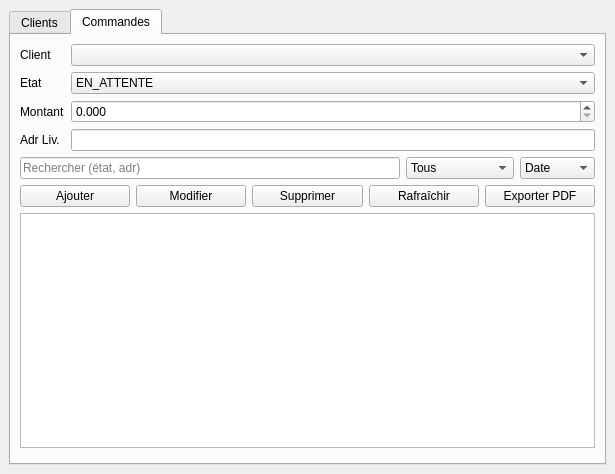
Above: mainwindow.ui from Nadhir13/projet_logi before the change. Below: the same form after it.
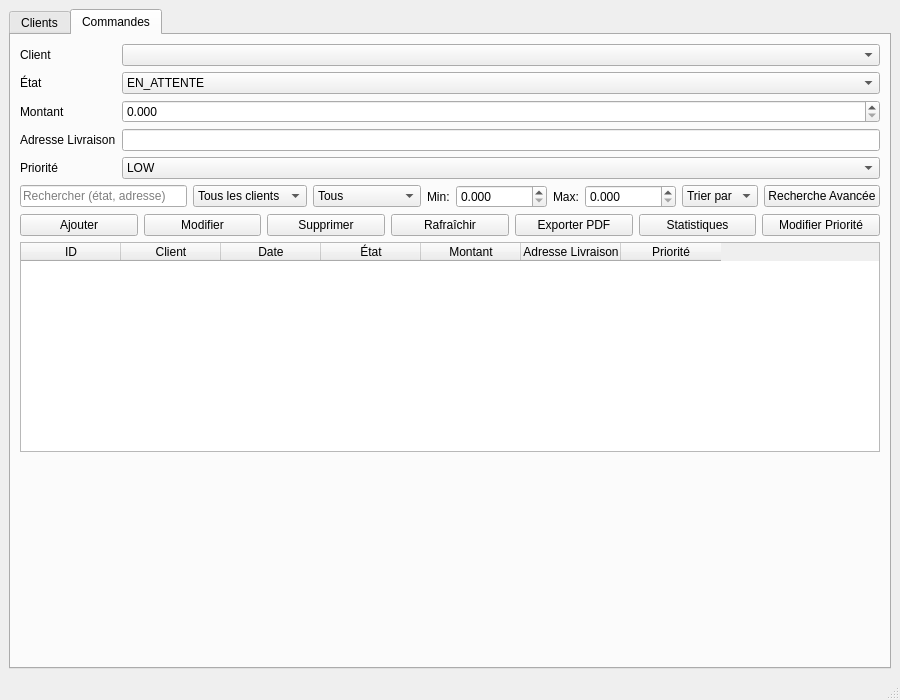
That is the form after the change. The open tabs and pages were chosen to show the change.

What changed in the file:
```diff
--- a/mainwindow.ui
+++ b/mainwindow.ui
@@ -6,8 +6,8 @@
    <rect>
     <x>0</x>
     <y>0</y>
-    <width>615</width>
-    <height>474</height>
+    <width>900</width>
+    <height>700</height>
    </rect>
   </property>
   <property name="windowTitle">
@@ -192,7 +192,7 @@
           <item row="1" column="0">
            <widget class="QLabel" name="lblEtat">
             <property name="text">
-             <string>Etat</string>
+             <string>État</string>
             </property>
            </widget>
           </item>
@@ -232,18 +232,52 @@
             <property name="decimals">
              <number>3</number>
             </property>
+            <property name="maximum">
+             <double>1000000.000000000000000</double>
+            </property>
            </widget>
           </item>
           <item row="3" column="0">
            <widget class="QLabel" name="lblAdrLiv">
             <property name="text">
-             <string>Adr Liv.</string>
+             <string>Adresse Livraison</string>
             </property>
            </widget>
           </item>
           <item row="3" column="1">
            <widget class="QLineEdit" name="leAdrLiv"/>
           </item>
+          <item row="4" column="0">
+           <widget class="QLabel" name="lblPriority">
+            <property name="text">
+             <string>Priorité</string>
+            </property>
+           </widget>
+          </item>
+          <item row="4" column="1">
+           <widget class="QComboBox" name="cbPriority">
+            <item>
+             <property name="text">
+              <string>LOW</string>
+             </property>
+            </item>
+            <item>
+             <property name="text">
+              <string>NORMAL</string>
+             </property>
+            </item>
+            <item>
+             <property name="text">
+              <string>HIGH</string>
+             </property>
+            </item>
+            <item>
+             <property name="text">
+              <string>URGENT</string>
+             </property>
+            </item>
+           </widget>
+          </item>
          </layout>
         </item>
         <item>
@@ -251,24 +285,115 @@
           <item>
            <widget class="QLineEdit" name="leSearchOrder">
             <property name="placeholderText">
-             <string>Rechercher (état, adr)</string>
+             <string>Rechercher (état, adresse)</string>
             </property>
            </widget>
           </item>
+          <item>
+           <widget class="QComboBox" name="cbClientFilter">
+            <item>
+             <property name="text">
+              <string>Tous les clients</string>
+             </property>
+            </item>
+           </widget>
+          </item>
           <item>
            <widget class="QComboBox" name="cbEtatFilter">
-            <item><property name="text"><string>Tous</string></property></item>
-            <item><property name="text"><string>EN_ATTENTE</string></property></item>
-            <item><property name="text"><string>EN_COURS</string></property></item>
-            <item><property name="text"><string>LIVREE</string></property></item>
-            <item><property name="text"><string>ANNULEE</string></property></item>
+            <item>
+             <property name="text">
+              <string>Tous</string>
+             </property>
+            </item>
+            <item>
+             <property name="text">
+              <string>EN_ATTENTE</string>
+             </property>
+            </item>
+            <item>
+             <property name="text">
+              <string>EN_COURS</string>
+             </property>
+            </item>
+            <item>
+             <property name="text">
+              <string>LIVREE</string>
+             </property>
+            </item>
+            <item>
+             <property name="text">
+              <string>ANNULEE</string>
+             </property>
+            </item>
            </widget>
           </item>
+          <item>
+           <layout class="QHBoxLayout" name="amountFilterLayout">
+            <item>
+             <widget class="QLabel" name="lblMinAmount">
+              <property name="text">
+               <string>Min:</string>
+              </property>
+             </widget>
+            </item>
+            <item>
+             <widget class="QDoubleSpinBox" name="dsMinAmount">
+              <property name="decimals">
+               <number>3</number>
+              </property>
+              <property name="maximum">
+               <double>1000000.000000000000000</double>
+              </property>
+             </widget>
+            </item>
+            <item>
+             <widget class="QLabel" name="lblMaxAmount">
+              <property name="text">
+               <string>Max:</string>
+              </property>
+             </widget>
+            </item>
+            <item>
+             <widget class="QDoubleSpinBox" name="dsMaxAmount">
+              <property name="decimals">
+               <number>3</number>
+              </property>
+              <property name="maximum">
+               <double>1000000.000000000000000</double>
+              </property>
+             </widget>
+            </item>
+           </layout>
+          </item>
           <item>
            <widget class="QComboBox" name="cbOrderSort">
-            <item><property name="text"><string>Date</string></property></item>
-            <item><property name="text"><string>Montant</string></property></item>
-            <item><property name="text"><string>État</string></property></item>
+            <item>
+             <property name="text">
+              <string>Trier par</string>
+             </property>
+            </item>
+            <item>
+             <property name="text">
+              <string>Date</string>
+             </property>
+            </item>
+            <item>
+             <property name="text">
+              <string>Montant</string>
+             </property>
+            </item>
+            <item>
+             <property name="text">
+              <string>État</string>
+             </property>
+            </item>
+           </widget>
+          </item>
+          <item>
+           <widget class="QPushButton" name="btnAdvSearchOrder">
+            <property name="text">
+             <string>Recherche Avancée</string>
+            </property>
            </widget>
           </item>
          </layout>
@@ -310,6 +435,20 @@
             </property>
            </widget>
           </item>
+          <item>
+           <widget class="QPushButton" name="btnOrderStats">
+            <property name="text">
+             <string>Statistiques</string>
+            </property>
+           </widget>
+          </item>
+          <item>
+           <widget class="QPushButton" name="btnUpdatePriority">
+            <property name="text">
+             <string>Modifier Priorité</string>
+            </property>
+           </widget>
+          </item>
          </layout>
         </item>
         <item>
@@ -320,10 +459,61 @@
           <property name="selectionBehavior">
            <enum>QAbstractItemView::SelectionBehavior::SelectRows</enum>
           </property>
+          <property name="columnCount">
+           <number>7</number>
+          </property>
+          <attribute name="horizontalHeaderVisible">
+           <bool>true</bool>
+          </attribute>
+          <attribute name="verticalHeaderVisible">
+           <bool>true</bool>
+          </attribute>
+          <column>
+           <property name="text">
+            <string>ID</string>
+           </property>
+          </column>
+          <column>
+           <property name="text">
+            <string>Client</string>
+           </property>
+          </column>
+          <column>
+           <property name="text">
+            <string>Date</string>
+           </property>
+          </column>
+          <column>
+           <property name="text">
+            <string>État</string>
+           </property>
+          </column>
+          <column>
+           <property name="text">
+            <string>Montant</string>
+           </property>
+          </column>
+          <column>
+           <property name="text">
+            <string>Adresse Livraison</string>
+           </property>
+          </column>
+          <column>
+           <property name="text">
+            <string>Priorité</string>
+           </property>
+          </column>
          </widget>
         </item>
         <item>
-         <widget class="QWidget" name="orderChartContainer"/>
+         <widget class="QWidget" name="orderChartContainer" native="true">
+          <property name="minimumSize">
+           <size>
+            <width>0</width>
+            <height>200</height>
+           </size>
+          </property>
+         </widget>
         </item>
        </layout>
       </widget>
@@ -331,6 +521,7 @@
     </item>
    </layout>
   </widget>
+  <widget class="QStatusBar" name="statusbar"/>
  </widget>
  <resources/>
  <connections/>
```
Left out of the diff: 144 changed lines with no effect on the pictures.
